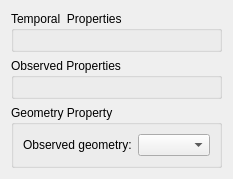
This is src/terralib/qt/widgets/st/ui/ObservationPropertiesWidgetForm.ui in claudiobogossian/terralib5 as Qt 5 draws it before an edit. The edited form follows.
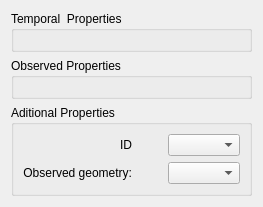
This is the edited form.

Patch:
```diff
--- a/src/terralib/qt/widgets/st/ui/ObservationPropertiesWidgetForm.ui
+++ b/src/terralib/qt/widgets/st/ui/ObservationPropertiesWidgetForm.ui
@@ -6,8 +6,8 @@
    <rect>
     <x>0</x>
     <y>0</y>
-    <width>217</width>
-    <height>173</height>
+    <width>263</width>
+    <height>199</height>
    </rect>
   </property>
   <property name="windowTitle">
@@ -15,8 +15,8 @@
   </property>
   <layout class="QGridLayout" name="gridLayout_5">
    <item row="0" column="0">
-    <layout class="QGridLayout" name="gridLayout">
-     <item row="0" column="0">
+    <layout class="QVBoxLayout" name="verticalLayout">
+     <item>
       <widget class="QGroupBox" name="m_temporalPropertiesGroupBox">
        <property name="title">
         <string>Temporal  Properties</string>
@@ -35,7 +35,7 @@
        </layout>
       </widget>
      </item>
-     <item row="1" column="0">
+     <item>
       <widget class="QGroupBox" name="ObsPropGroupBox">
        <property name="title">
         <string>Observed Properties</string>
@@ -54,31 +54,80 @@
        </layout>
       </widget>
      </item>
-     <item row="2" column="0">
-      <widget class="QGroupBox" name="m_geomGroupBox">
+     <item>
+      <widget class="QGroupBox" name="m_extraPropsGroupBox">
        <property name="title">
-        <string>Geometry Property</string>
+        <string>Aditional Properties</string>
        </property>
        <layout class="QGridLayout" name="gridLayout_4">
         <item row="0" column="0">
-         <layout class="QHBoxLayout" name="horizontalLayout_5">
-          <item>
-           <widget class="QLabel" name="m_geometryLabel">
+         <layout class="QGridLayout" name="gridLayout">
+          <item row="1" column="1">
+           <spacer name="horizontalSpacer_2">
+            <property name="orientation">
+             <enum>Qt::Horizontal</enum>
+            </property>
+            <property name="sizeHint" stdset="0">
+             <size>
+              <width>40</width>
+              <height>20</height>
+             </size>
+            </property>
+           </spacer>
+          </item>
+          <item row="0" column="1">
+           <spacer name="horizontalSpacer">
+            <property name="orientation">
+             <enum>Qt::Horizontal</enum>
+            </property>
+            <property name="sizeHint" stdset="0">
+             <size>
+              <width>40</width>
+              <height>20</height>
+             </size>
+            </property>
+           </spacer>
+          </item>
+          <item row="0" column="0">
+           <widget class="QLabel" name="m_idLabel">
             <property name="text">
-             <string>Observed geometry:</string>
+             <string>ID</string>
             </property>
+            <property name="alignment">
+             <set>Qt::AlignRight|Qt::AlignTrailing|Qt::AlignVCenter</set>
+            </property>
            </widget>
           </item>
-          <item>
+          <item row="0" column="2">
+           <widget class="QComboBox" name="m_idComboBox">
+            <property name="sizePolicy">
+             <sizepolicy hsizetype="Expanding" vsizetype="Fixed">
+              <horstretch>0</horstretch>
+              <verstretch>0</verstretch>
+             </sizepolicy>
+            </property>
+           </widget>
+          </item>
+          <item row="1" column="2">
            <widget class="QComboBox" name="m_geometryComboBox">
             <property name="sizePolicy">
-             <sizepolicy hsizetype="Preferred" vsizetype="Fixed">
+             <sizepolicy hsizetype="Expanding" vsizetype="Fixed">
               <horstretch>0</horstretch>
               <verstretch>0</verstretch>
              </sizepolicy>
             </property>
            </widget>
           </item>
+          <item row="1" column="0">
+           <widget class="QLabel" name="m_geometryLabel_2">
+            <property name="text">
+             <string>Observed geometry:</string>
+            </property>
+            <property name="alignment">
+             <set>Qt::AlignRight|Qt::AlignTrailing|Qt::AlignVCenter</set>
+            </property>
+           </widget>
+          </item>
          </layout>
         </item>
        </layout>
```
